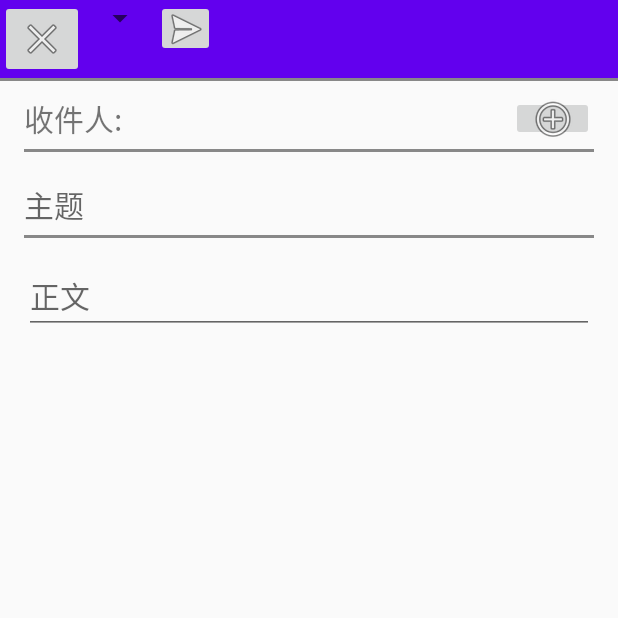
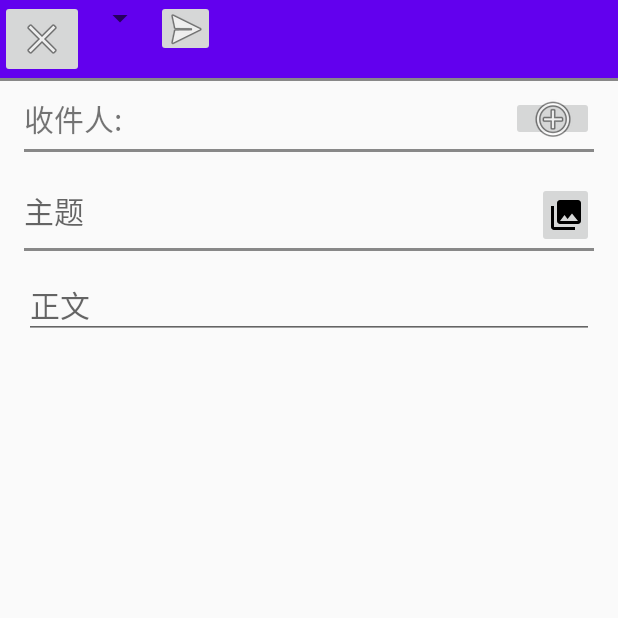
Before and after one commit to walkerwyl/email, an Android app: the WriteEmailActivity screen opened directly, with no data from a screen before it, on a phone screen of 412 x 824 dp, the top half of it. Run offline under Robolectric (Android 15) with nearby library versions, the phone set to English and light mode, and no system bars; libraries missing offline, so code that uses them is left out: org.litepal; 2 statements that could not run were skipped.

Commit message:
附件添加发送功能完成

```diff
--- a/app/src/main/res/layout/write_email_layout.xml
+++ b/app/src/main/res/layout/write_email_layout.xml
@@ -94,16 +94,30 @@
             android:layout_marginBottom="20dp"
             android:background="@color/colorGray" />
 
+        <LinearLayout
+            android:layout_width="match_parent"
+            android:layout_height="wrap_content"
+            android:orientation="horizontal">
+
             <EditText
                 android:id="@+id/edit_email_subject"
                 android:layout_width="match_parent"
-            android:layout_height="wrap_content"
+                android:layout_height="match_parent"
                 android:layout_marginBottom="5dp"
+                android:layout_weight="4"
                 android:background="@color/colorTransparent"
                 android:ems="10"
                 android:hint="主题"
                 android:inputType="textPersonName"
                 android:textSize="20sp" />
+
+            <ImageButton
+                android:id="@+id/btn_attach_file"
+                android:layout_width="wrap_content"
+                android:layout_height="wrap_content"
+                android:layout_weight="1"
+                app:srcCompat="@drawable/ic_menu_gallery" />
+        </LinearLayout>
 
         <View
             android:layout_width="match_parent"
@@ -111,9 +125,15 @@
             android:layout_marginBottom="5dp"
             android:background="@color/colorGray" />
 
+        <LinearLayout
+            android:layout_width="match_parent"
+            android:layout_height="match_parent"
+            android:orientation="vertical">
+
             <com.google.android.material.textfield.TextInputLayout
                 android:layout_width="match_parent"
-            android:layout_height="match_parent">
+                android:layout_height="wrap_content"
+                android:layout_weight="1">
 
                 <com.google.android.material.textfield.TextInputEditText
                     android:id="@+id/text_input_emdil_body"
@@ -121,8 +141,17 @@
                     android:layout_height="wrap_content"
                     android:hint="正文"
                     android:textSize="20sp" />
+
             </com.google.android.material.textfield.TextInputLayout>
+
+            <ListView
+                android:id="@+id/listViewEnclosure"
+                android:layout_width="match_parent"
+                android:layout_height="match_parent"
+                android:layout_weight="10" />
 
         </LinearLayout>
 
     </LinearLayout>
+
+</LinearLayout>
```
Also changed, not shown: app/src/main/java/com/swufe/email/SendEmailActivity.java (+13 -0 lines), app/src/main/java/com/swufe/email/WriteEmailActivity.java (+104 -10 lines). Lines whose indentation alone changed are shown as unchanged.
